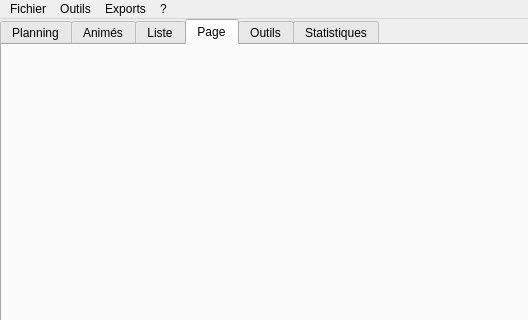
Above: src/ui/main_window.ui from seigneurfuo/MyAnimeManager3 before the change; both pictures show x 0 to 528 and y 0 to 320 of the 1014 by 674 pixel window. Below: the same form after it.
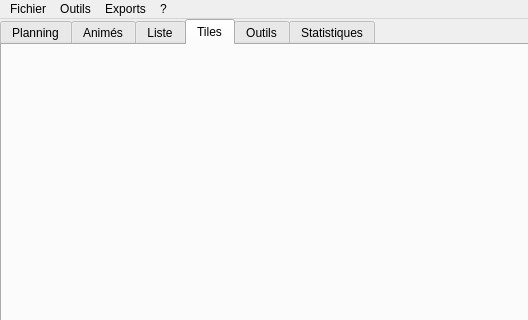
That is the form after the change. Icons and pictures are not drawn.

```diff
--- a/src/ui/main_window.ui
+++ b/src/ui/main_window.ui
@@ -116,7 +116,7 @@
       </widget>
       <widget class="QWidget" name="tab_2">
        <attribute name="title">
-        <string>Page</string>
+        <string>Tiles</string>
        </attribute>
        <layout class="QGridLayout" name="gridLayout_8">
         <item row="0" column="0">
```
Left out of the diff: 10 changed lines with no effect on the pictures.
